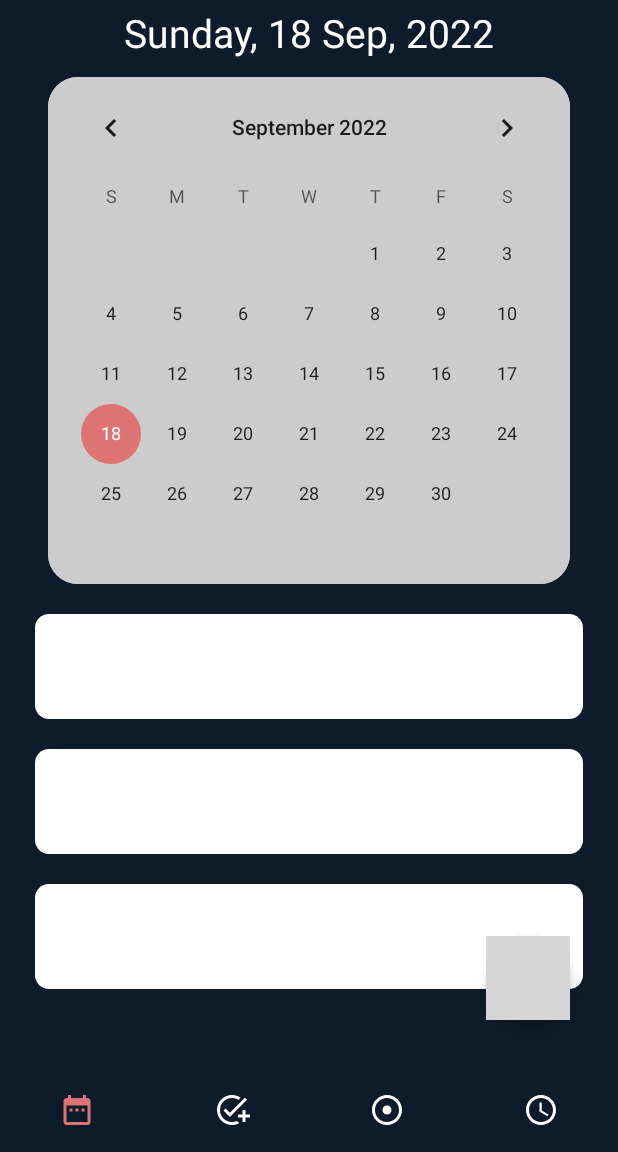
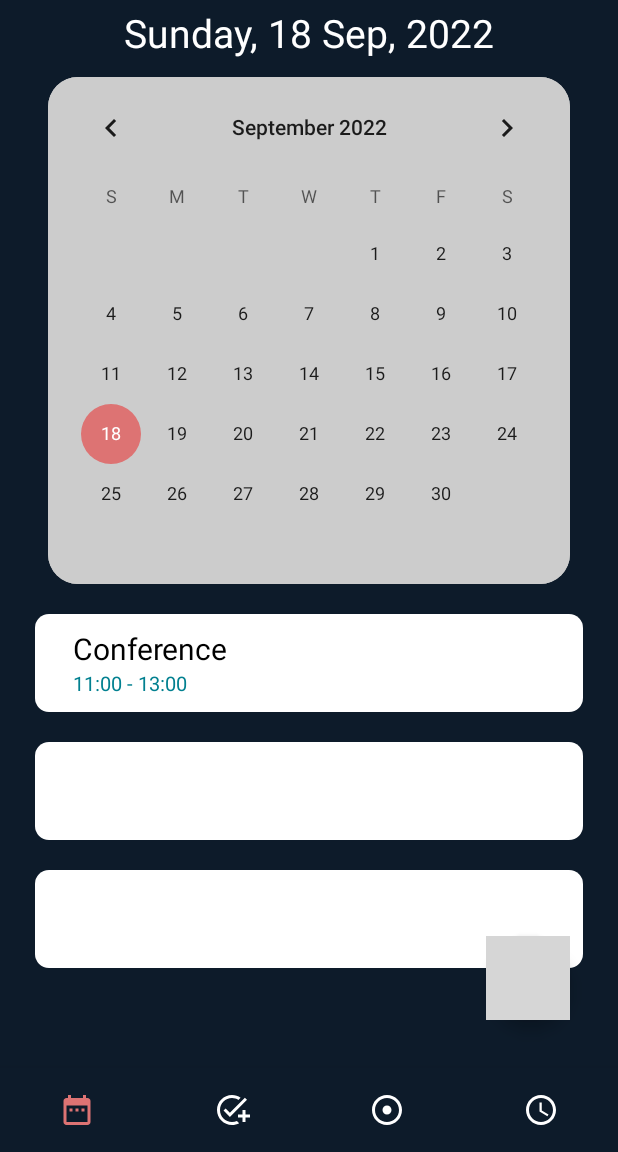
Before and after one commit to Secret-Delta/Delta, an Android app: the screen it shows after launch (MainActivity), on a phone screen of 412 x 824 dp, the part 84-1236 px from its top. Run offline under Robolectric (Android 15) with nearby library versions, the phone set to English and light mode, and no system bars; grey boxes are pictures that could not be loaded.

Commit message:
add event view

```diff
--- a/app/src/main/res/layout/fragment_calendar.xml
+++ b/app/src/main/res/layout/fragment_calendar.xml
@@ -49,30 +49,42 @@
         android:layout_alignParentBottom="true"
         android:layout_margin="32dp"
         android:layout_marginBottom="10dp"
-        android:backgroundTint="@color/White"
+        android:backgroundTint="@color/candyPink"
         android:src="@drawable/ic_baseline_plus_24"
-        app:layout_constraintBottom_toBottomOf="parent"
-        app:layout_constraintEnd_toEndOf="parent"
-        app:layout_constraintHorizontal_bias="1.0"
-        app:layout_constraintStart_toStartOf="parent" />
+         />
 
 
     <LinearLayout
         android:id="@+id/ll1"
         android:layout_width="match_parent"
-        android:layout_height="wrap_content"
+        android:layout_height="65dp"
         android:layout_below="@+id/l1"
         android:layout_marginStart="23dp"
         android:layout_marginTop="20dp"
         android:layout_marginEnd="23dp"
         android:background="@drawable/text_fields_cal"
-        android:gravity="center_horizontal"
+        android:gravity="left"
         android:orientation="vertical">
 
         <TextView
             android:layout_width="wrap_content"
             android:layout_height="wrap_content"
-            android:layout_margin="25dp">
+            android:layout_marginStart="25dp"
+            android:layout_marginTop="9dp"
+            android:text="Conference"
+            android:textColor="@color/black"
+            android:textSize="20sp">
+
+        </TextView>
+
+        <TextView
+            android:layout_width="wrap_content"
+            android:layout_height="wrap_content"
+            android:layout_marginStart="25dp"
+            android:inputType="textImeMultiLine"
+            android:text="11:00 - 13:00"
+            android:textColor="@color/metallicSeaweed"
+            android:textSize="13sp">>
 
         </TextView>
     </LinearLayout>
@@ -80,7 +92,7 @@
     <LinearLayout
         android:id="@+id/ll2"
         android:layout_width="match_parent"
-        android:layout_height="wrap_content"
+        android:layout_height="65dp"
         android:layout_below="@+id/ll1"
         android:layout_marginStart="23dp"
         android:layout_marginTop="20dp"
@@ -99,7 +111,7 @@
 
     <LinearLayout
         android:layout_width="match_parent"
-        android:layout_height="wrap_content"
+        android:layout_height="65dp"
         android:layout_below="@+id/ll2"
         android:layout_marginStart="23dp"
         android:layout_marginTop="20dp"
```
Also changed, not shown: app/src/main/res/layout/activity_new_calendar_event.xml (+15 -15 lines).
